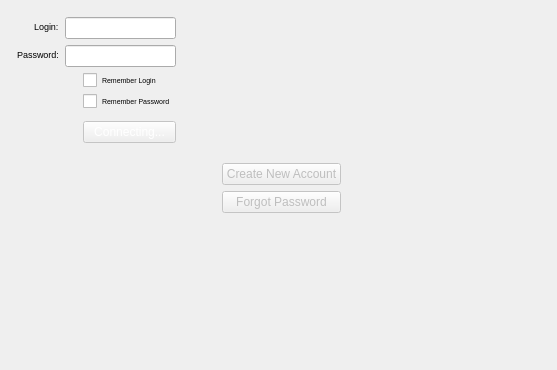
This is qt-client/client/loginwindow.ui in paunovic/chipup-poker as Qt 5 draws it before an edit. The edited form follows.
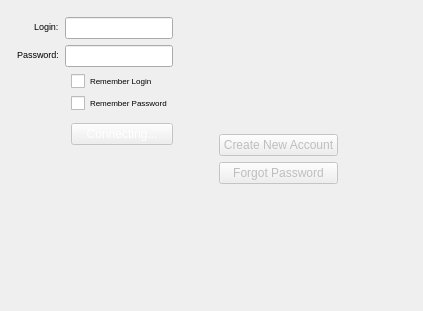
This is the edited form. Icons and pictures are not drawn.

```diff
--- a/qt-client/client/loginwindow.ui
+++ b/qt-client/client/loginwindow.ui
@@ -6,8 +6,8 @@
    <rect>
     <x>0</x>
     <y>0</y>
-    <width>557</width>
-    <height>370</height>
+    <width>423</width>
+    <height>311</height>
    </rect>
   </property>
   <property name="windowTitle">
@@ -22,7 +22,7 @@
 padding-bottom:0.5em;
 min-width:9em;
 }
-QLabel { font-size: 7pt; } QCheckBox {font-size: 5.5pt;}</string>
+QLabel { font-size: 7pt; } QCheckBox {font-size: 5.7pt;}</string>
   </property>
   <layout class="QVBoxLayout" name="verticalLayout" stretch="0,0">
    <item>
```
